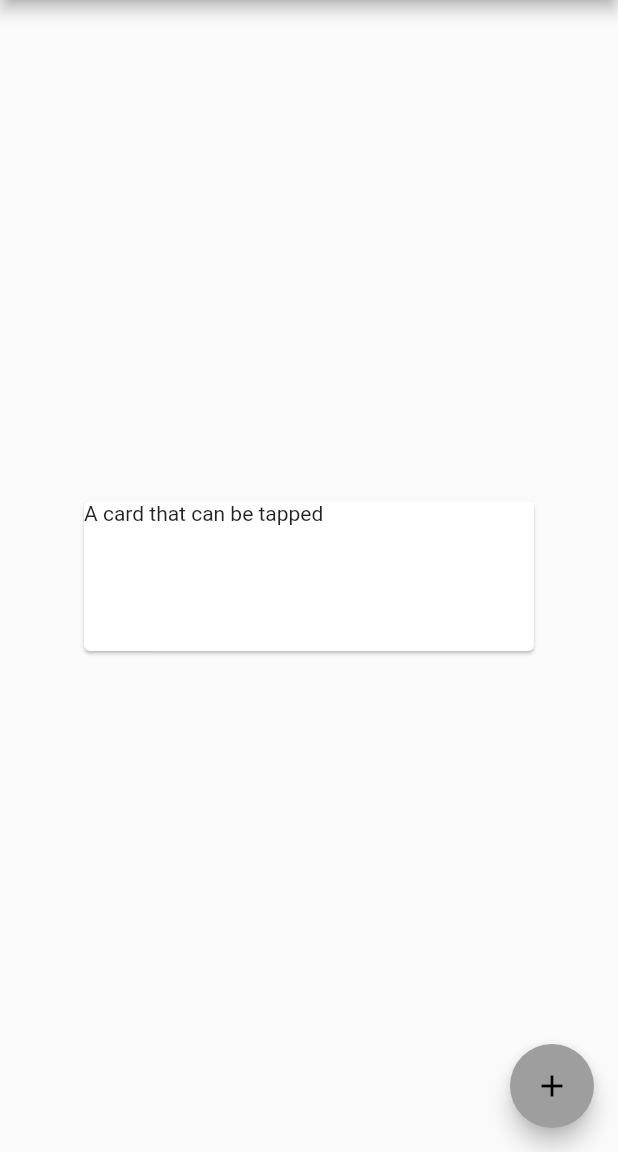
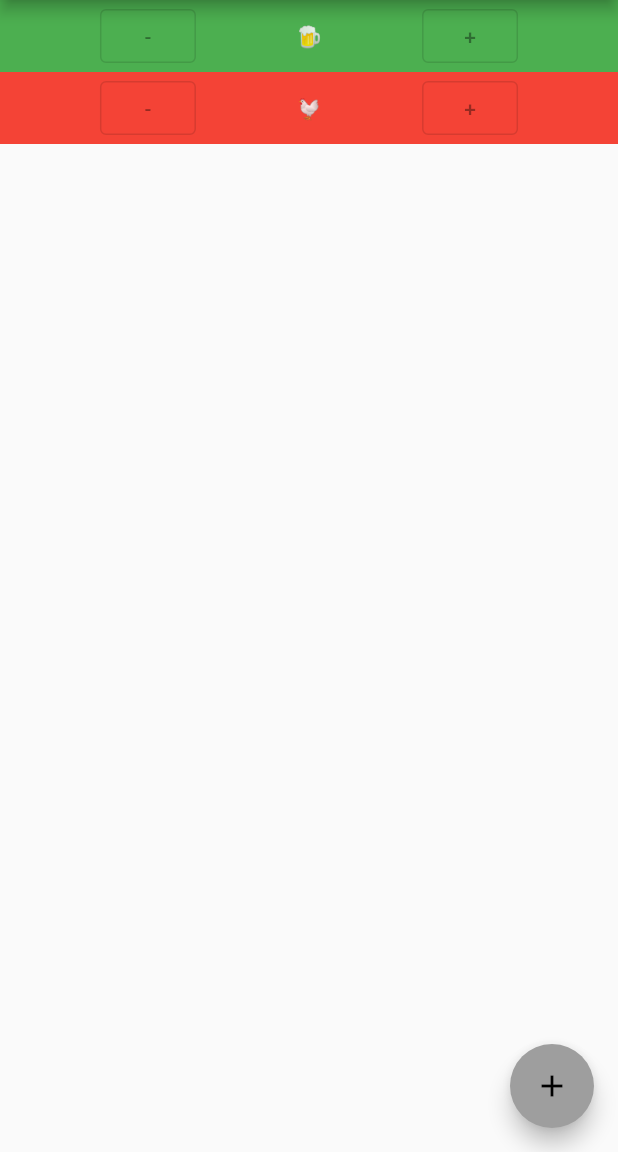
Before and after one commit to zanseb/bleckl, a Flutter app: the screen it shows after launch, on a phone screen of 412 x 824 dp, the part 84-1236 px from its top. Run offline on Flutter 3.47's test engine with Material 2 defaults, Android fonts, the phone set to English and light mode, and no system bars.

Commit message:
Add spike of layout which could be used

```diff
--- a/lib/main.dart
+++ b/lib/main.dart
@@ -66,20 +66,43 @@ class _MyHomePageState extends State<MyHomePage> {
           ],
         ),
       ),
-      body: Center(
-        child: Card(
-          child: InkWell(
-            splashColor: Colors.blue.withAlpha(30),
-            onTap: () {
-              debugPrint('Card tapped.');
-            },
-            child: const SizedBox(
-              width: 300,
-              height: 100,
-              child: Text('A card that can be tapped'),
+      body: Column(
+        children: [
+          ColoredBox(
+            color: Colors.green,
+            child: Row(
+              mainAxisAlignment: MainAxisAlignment.spaceEvenly,
+              children: const [
+                OutlinedButton(
+                  onPressed: null,
+                  child: Text('-'),
+                ),
+                Text("🍺"),
+                OutlinedButton(
+                  onPressed: null,
+                  child: Text('+'),
+                ),
+              ],
+            ),
+        ),
+          ColoredBox(
+            color: Colors.red,
+            child: Row(
+              mainAxisAlignment: MainAxisAlignment.spaceEvenly,
+              children: const [
+                OutlinedButton(
+                  onPressed: null,
+                  child: Text('-'),
+                ),
+                Text("🐔"),
+                OutlinedButton(
+                  onPressed: null,
+                  child: Text('+'),
+                ),
+              ],
             ),
           ),
-        ),
+        ]
       ),
       floatingActionButton: FloatingActionButton(
         onPressed: _incrementCounter,
```
